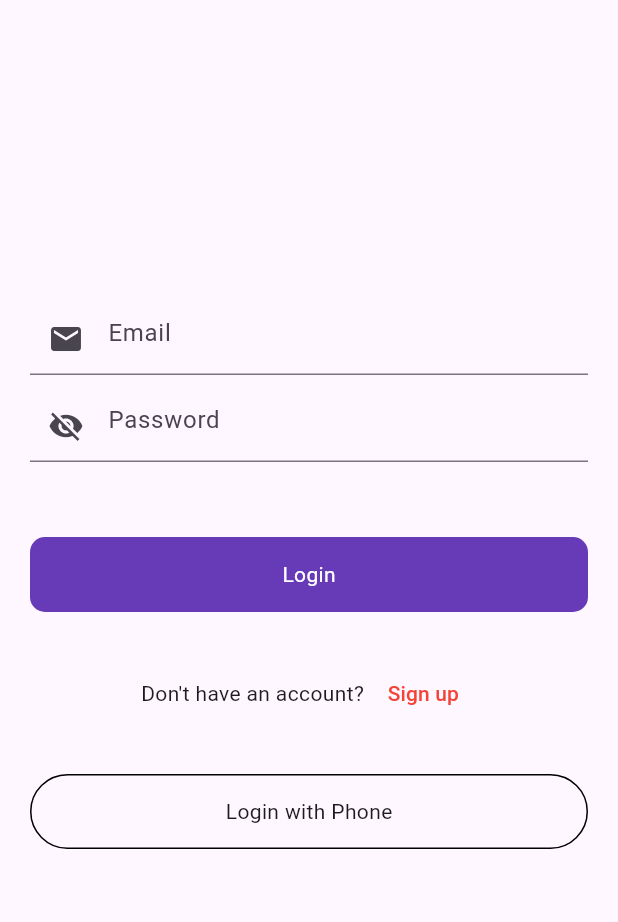
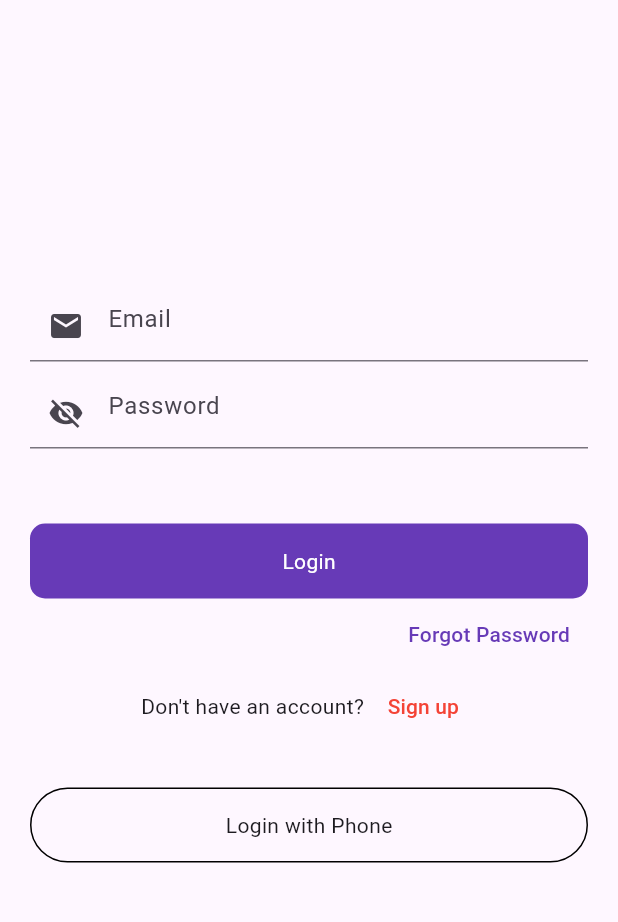
Before and after one commit to gtmpras/firebase, a Flutter app: the screen it shows after launch, on a phone screen of 412 x 824 dp, the part 84-1006 px from its top. Run offline on Flutter 3.47's test engine with Material 3 defaults, Android fonts, the phone set to English and light mode, and no system bars; our stand-ins replace cloud_firestore, firebase_auth, firebase_core, firebase_database, firebase_storage, fluttertoast and 1 more; accounts and stored records are empty.

Commit message:
forgot password

```diff
--- a/lib/consts/strings.dart
+++ b/lib/consts/strings.dart
@@ -1,8 +1,11 @@
 
 const dontHaveAccount = "Don't have an account? ";
 const alreadyHaveAccount = "Already have an Account? ";
+const forgotPassword = "Forgot Password";
 const email = "Email";
 const password = "Password";
 const Login = "Login";
 const signUp = "Sign up";
 const phonelogin = "Login with Phone";
+const successMessage= "We have sent you email to recover password please check email";
+const signUpSuccess = "Account Registered Successfully";
--- a/lib/firebase_services/splash_services.dart
+++ b/lib/firebase_services/splash_services.dart
@@ -1,6 +1,7 @@
 
 import 'dart:async';
 import 'package:fire_base/ui/auth/login_screen.dart';
+import 'package:fire_base/ui/auth/signup_screen.dart';
 import 'package:fire_base/ui/firestore/firestore_list_screen.dart';
 import 'package:fire_base/ui/posts/post_screen.dart';
 import 'package:fire_base/ui/upload_image.dart';
@@ -16,7 +17,7 @@ class SplashServies{
 
     if(user != null){
     Timer(Duration(seconds: 3),
-   ()=> Navigator.push(context, MaterialPageRoute(builder: (context)=> UploadImageScreen())));
+   ()=> Navigator.push(context, MaterialPageRoute(builder: (context)=> LoginScreen())));
 
     }else{
       Timer(Duration(seconds: 3),
--- a/lib/ui/auth/login_screen.dart
+++ b/lib/ui/auth/login_screen.dart
@@ -1,5 +1,7 @@
+import 'package:fire_base/consts/consts.dart';
 import 'package:fire_base/consts/strings.dart';
 import 'package:fire_base/ui/auth/signup_screen.dart';
+import 'package:fire_base/ui/forgot_password.dart';
 import 'package:fire_base/ui/posts/post_screen.dart';
 import 'package:fire_base/utils/utils.dart';
 import 'package:fire_base/widgets/round_button.dart';
@@ -125,7 +127,16 @@ class _LoginScreenState extends State<LoginScreen> {
                   login();
                 },
               ),
-              SizedBox(height: 30,),
+
+              Align(
+                alignment: Alignment.bottomRight,
+                child: TextButton(onPressed: (){
+                  Navigator.push(context,
+                  MaterialPageRoute(builder: (context)=> ForgotPasswordScreen()));
+                },
+                child:Text(forgotPassword,style: TextStyle(color: Colors.deepPurple),)),
+              ),
+
               Row(
                 mainAxisAlignment: MainAxisAlignment.center,
                 children: [
--- a/lib/ui/auth/signup_screen.dart
+++ b/lib/ui/auth/signup_screen.dart
@@ -115,6 +115,8 @@ class _SignUpScreenState extends State<SignUpScreen> {
               ontap: () {
                 if (_formKey.currentState!.validate()) {
                   signup();
+                Navigator.push(context, MaterialPageRoute(builder: (context)=>LoginScreen()));
+                Utils().toastMessage(signUpSuccess);
                 }
               },
             ),
```
Also changed, not shown: lib/ui/forgot_password.dart (added, +60 -0 lines).
